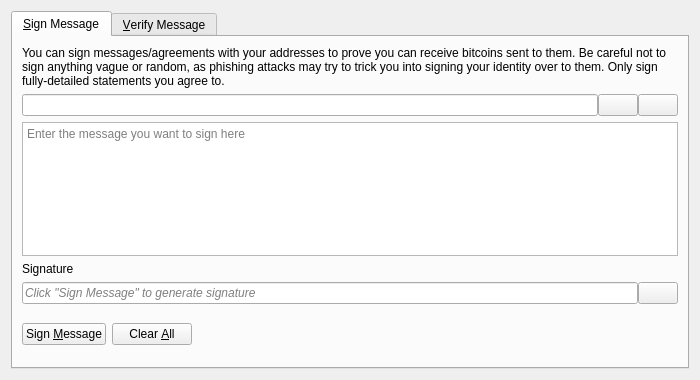
Old version of the form src/qt/forms/signverifymessagedialog.ui in the repository mraksoll4/litecoinfinance3.
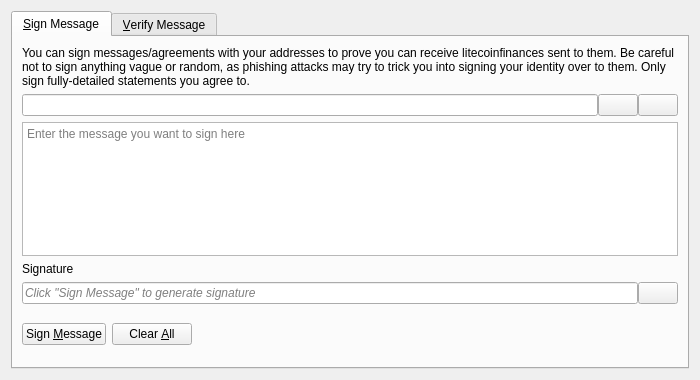
New version of the form. Icons and pictures are not drawn. Custom widgets are drawn as their Qt base class.

Commit message:
Text change from Bitcoin core, Bitcoin, bitcoin to LitecoinFinance Core, LitecoinFinance, litecoinfinance.
Text change from Bitcoin core, Bitcoin, bitcoin to LitecoinFinance Core, LitecoinFinance, litecoinfinance.

```diff
--- a/src/qt/forms/signverifymessagedialog.ui
+++ b/src/qt/forms/signverifymessagedialog.ui
@@ -30,7 +30,7 @@
        <item>
         <widget class="QLabel" name="infoLabel_SM">
          <property name="text">
-          <string>You can sign messages/agreements with your addresses to prove you can receive bitcoins sent to them. Be careful not to sign anything vague or random, as phishing attacks may try to trick you into signing your identity over to them. Only sign fully-detailed statements you agree to.</string>
+          <string>You can sign messages/agreements with your addresses to prove you can receive litecoinfinances sent to them. Be careful not to sign anything vague or random, as phishing attacks may try to trick you into signing your identity over to them. Only sign fully-detailed statements you agree to.</string>
          </property>
          <property name="textFormat">
           <enum>Qt::PlainText</enum>
```
Left out of the diff: 8 changed lines with no effect on the pictures. The commit also changes 193 other files.
